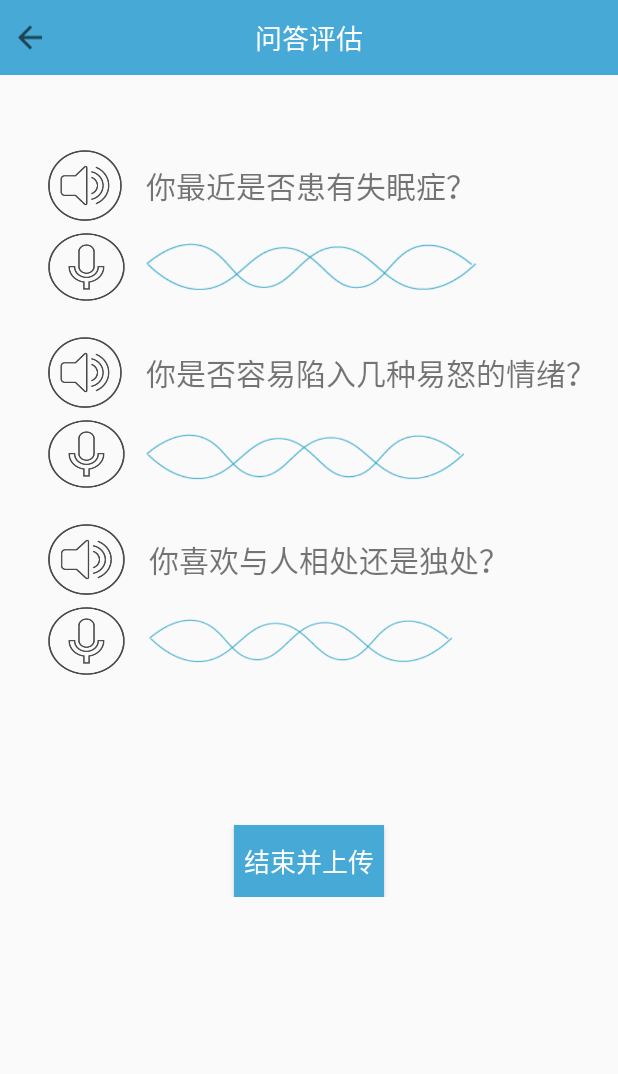
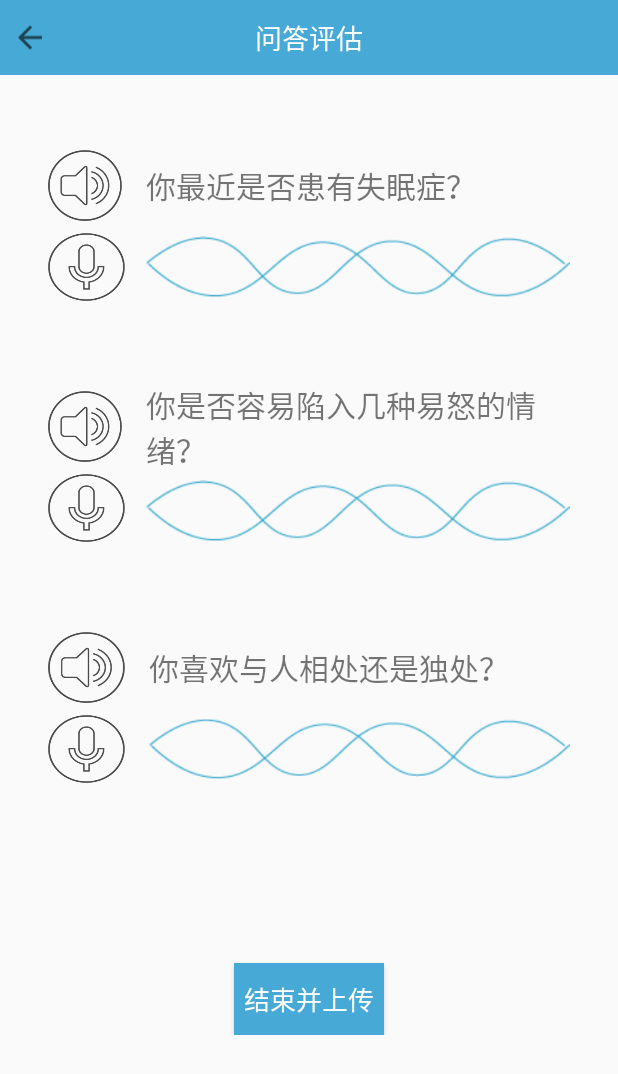
Before and after one commit to ArtAtCode/PsyCare, an Android app: the QuestionTestActivity screen opened directly, with no data from a screen before it, on a phone screen of 412 x 824 dp. Shown: the top 1074 px of the screen. Run offline under Robolectric (Android 15) with nearby library versions, the phone set to English and light mode, and no system bars.

Commit message:
答辩前最终版

```diff
--- a/app/src/main/java/com/art/code/psycare/Compent/ScoreView.java
+++ b/app/src/main/java/com/art/code/psycare/Compent/ScoreView.java
@@ -171,7 +171,6 @@ public class ScoreView extends View {
         //绘制圆弧
         RectF rectF = new RectF(dp2Px(5) - radius, dp2Px(5) - radius, radius - dp2Px(5), radius - dp2Px(5));
         canvas.drawArc(rectF, 120, curValue * degree, false, arcReachPaint);
-        Log.e(TAG, "drawArcProgress: " + arcReachPaint.getColor() );
 
         //绘制指示方块，方块是从0开始移动某一个位置的
         canvas.rotate(30 + degree * curValue);
--- a/app/src/main/res/layout/activity_login.xml
+++ b/app/src/main/res/layout/activity_login.xml
@@ -78,7 +78,7 @@
             android:layout_height="103dp"
             android:layout_marginEnd="8dp"
             android:layout_marginStart="8dp"
-            android:layout_marginTop="100dp"
+            android:layout_marginTop="150dp"
             app:layout_constraintEnd_toEndOf="parent"
             app:layout_constraintStart_toStartOf="parent"
             app:layout_constraintTop_toTopOf="parent"
--- a/app/src/main/res/layout/activity_question_test.xml
+++ b/app/src/main/res/layout/activity_question_test.xml
@@ -86,7 +86,7 @@
                 android:layout_width="51dp"
                 android:layout_height="47dp"
                 android:layout_marginStart="32dp"
-                android:layout_marginTop="24dp"
+                android:layout_marginTop="60dp"
                 android:background="@drawable/trumpet"
                 app:layout_constraintStart_toStartOf="parent"
                 app:layout_constraintTop_toBottomOf="@+id/button4" />
@@ -96,7 +96,7 @@
                 android:layout_width="49dp"
                 android:layout_height="47dp"
                 android:layout_marginStart="32dp"
-                android:layout_marginTop="24dp"
+                android:layout_marginTop="60dp"
                 android:background="@drawable/trumpet"
                 app:layout_constraintStart_toStartOf="parent"
                 app:layout_constraintTop_toBottomOf="@+id/button2" />
@@ -117,7 +117,7 @@
                 android:layout_height="wrap_content"
                 android:layout_marginEnd="8dp"
                 android:layout_marginStart="8dp"
-                android:layout_marginTop="100dp"
+                android:layout_marginTop="120dp"
                 android:background="#47A9D5"
                 android:text="结束并上传"
                 android:textColor="@color/white"
@@ -129,38 +129,44 @@
 
             <TextView
                 android:id="@+id/textView29"
-                android:layout_width="wrap_content"
+                android:layout_width="0dp"
                 android:layout_height="wrap_content"
+                android:layout_marginEnd="32dp"
                 android:layout_marginStart="16dp"
                 android:text="你最近是否患有失眠症？"
                 android:textSize="20sp"
                 app:layout_constraintBottom_toBottomOf="@+id/button"
+                app:layout_constraintEnd_toEndOf="parent"
                 app:layout_constraintStart_toEndOf="@+id/button"
                 app:layout_constraintTop_toTopOf="@+id/button" />
 
             <TextView
                 android:id="@+id/textView30"
-                android:layout_width="wrap_content"
+                android:layout_width="0dp"
                 android:layout_height="wrap_content"
                 android:layout_marginBottom="8dp"
+                android:layout_marginEnd="32dp"
                 android:layout_marginStart="16dp"
                 android:layout_marginTop="8dp"
                 android:text="你是否容易陷入几种易怒的情绪？"
                 android:textSize="20sp"
                 app:layout_constraintBottom_toBottomOf="@+id/button3"
+                app:layout_constraintEnd_toEndOf="parent"
                 app:layout_constraintStart_toEndOf="@+id/button3"
                 app:layout_constraintTop_toTopOf="@+id/button3" />
 
             <TextView
                 android:id="@+id/textView31"
-                android:layout_width="wrap_content"
+                android:layout_width="0dp"
                 android:layout_height="wrap_content"
                 android:layout_marginBottom="8dp"
+                android:layout_marginEnd="32dp"
                 android:layout_marginStart="16dp"
                 android:layout_marginTop="8dp"
                 android:text="你喜欢与人相处还是独处？"
                 android:textSize="20sp"
                 app:layout_constraintBottom_toBottomOf="@+id/button5"
+                app:layout_constraintEnd_toEndOf="parent"
                 app:layout_constraintStart_toEndOf="@+id/button5"
                 app:layout_constraintTop_toTopOf="@+id/button5" />
 
@@ -179,7 +185,6 @@
                 android:id="@+id/imageView5"
                 android:layout_width="0dp"
                 android:layout_height="wrap_content"
-                android:layout_marginEnd="8dp"
                 app:layout_constraintBottom_toBottomOf="@+id/button4"
                 app:layout_constraintEnd_toEndOf="@+id/imageView4"
                 app:layout_constraintHorizontal_bias="1.0"
@@ -192,7 +197,6 @@
                 android:id="@+id/imageView6"
                 android:layout_width="0dp"
                 android:layout_height="wrap_content"
-                android:layout_marginEnd="8dp"
                 app:layout_constraintBottom_toBottomOf="@+id/button6"
                 app:layout_constraintEnd_toEndOf="@+id/imageView5"
                 app:layout_constraintStart_toStartOf="@+id/textView31"
--- a/app/src/main/res/layout/fragment_home.xml
+++ b/app/src/main/res/layout/fragment_home.xml
@@ -23,6 +23,8 @@
                 android:id="@+id/linechart_home"
                 android:layout_width="match_parent"
                 android:layout_height="350dp"
+                android:layout_marginEnd="8dp"
+                android:layout_marginStart="8dp"
                 android:layout_marginTop="8dp"
                 app:layout_constraintBottom_toBottomOf="parent"
                 app:layout_constraintEnd_toEndOf="parent"
--- a/app/src/main/res/values/strings.xml
+++ b/app/src/main/res/values/strings.xml
@@ -1,5 +1,5 @@
 <resources>
-    <string name="app_name">PsyCare</string>
+    <string name="app_name">Telepathy</string>
     <string name="push_to_speak">按住说话</string>
     <string name="release_to_send">松开结束</string>
     <string name="release_to_cancel_send">松开取消发送</string>
```
Also changed, not shown: app/src/main/java/com/art/code/psycare/Compent/AudioRecorderButton.java (+9 -3 lines), app/src/main/java/com/art/code/psycare/SettingFragment.java (+18 -2 lines), app/src/main/res/layout/fragment_cure.xml (+5 -5 lines), app/src/main/res/layout/fragment_setting.xml (+30 -3 lines).
